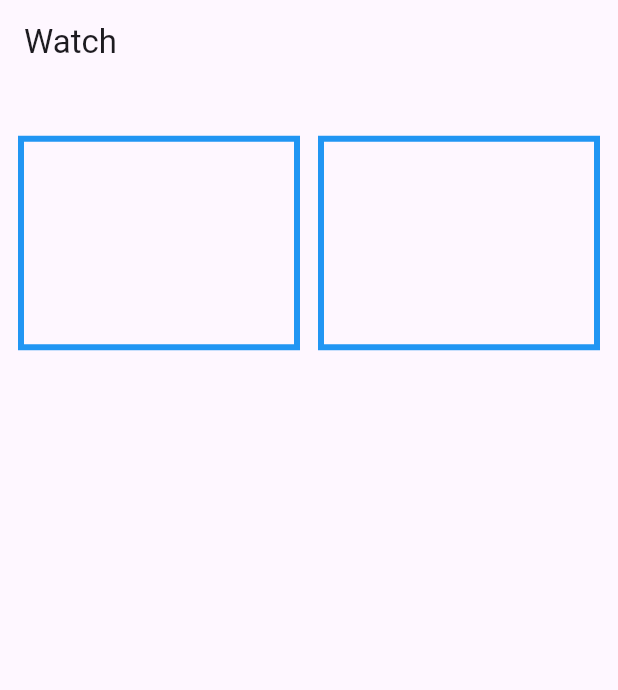
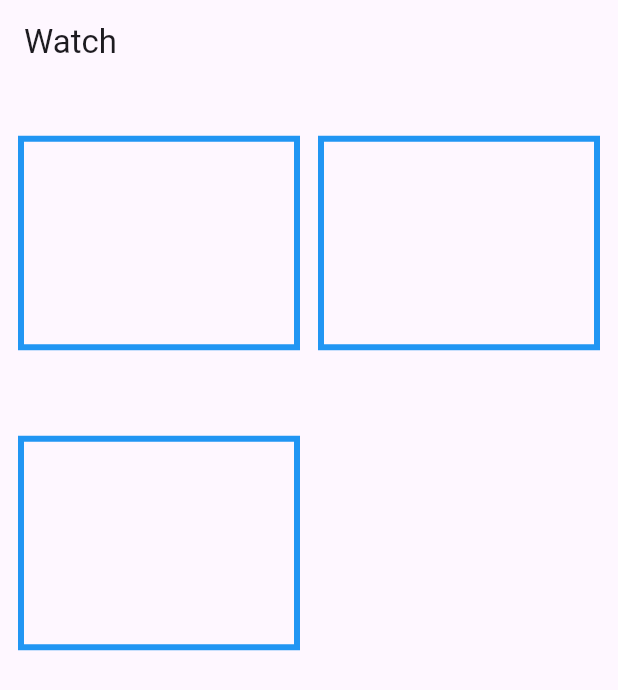
Before and after one commit to satochibi/screentone_test, a Flutter app: the screen it shows after launch, on a phone screen of 412 x 824 dp. Shown: the top 690 px of the screen. Run offline on Flutter 3.47's test engine with Material 3 defaults, Android fonts, the phone set to English and light mode, and no system bars.

Commit message:
コメント追加

```diff
--- a/lib/main.dart
+++ b/lib/main.dart
@@ -37,7 +37,7 @@ class WatchLocalPage extends StatelessWidget {
             crossAxisSpacing: 12,
             mainAxisSpacing: 12,
           ),
-          itemCount: 2,
+          itemCount: 3,
           itemBuilder: (context, index) {
             return Center(
               child: SizedBox(
@@ -46,11 +46,9 @@ class WatchLocalPage extends StatelessWidget {
                   decoration: BoxDecoration(
                     border: Border.all(color: Colors.blue, width: 4.0),
                   ),
-                  child: PixelSnap(
-                    child: AspectRatio(
-                      aspectRatio: 4 / 3,
-                      child: ArtBoard(),
-                    ),
+                  child: AspectRatio(
+                    aspectRatio: 4 / 3,
+                    child: ArtBoard(),
                   ),
                 ),
               ),
@@ -129,8 +127,7 @@ class _DrawingPainter extends CustomPainter {
 
     var path = Path();
 
-    final matrix = Matrix4.identity()
-      ..scaleByDouble(1 / dpr, 1 / dpr, 1 / dpr, 1 / dpr);
+    final matrix = Matrix4.identity();
 
     strokes.all.forEach((Stroke stroke) {
       if (stroke.screentoneImage != null) {
@@ -210,6 +207,8 @@ class Stroke {
   }
 }
 
+/// 子ウィジェットのレイアウト結果をいったん受け取り、
+/// サイズと描画位置を必ず整数論理ピクセルに丸めてから描画する
 class PixelSnap extends SingleChildRenderObjectWidget {
   const PixelSnap({super.key, super.child});
 
@@ -220,6 +219,7 @@ class PixelSnap extends SingleChildRenderObjectWidget {
 }
 
 class _RenderPixelSnap extends RenderProxyBox {
+  /// サイズを整数化
   @override
   void performLayout() {
     if (child != null) {
@@ -236,6 +236,7 @@ class _RenderPixelSnap extends RenderProxyBox {
     }
   }
 
+  /// 位置を整数化
   @override
   void paint(PaintingContext context, Offset offset) {
     final snappedOffset = Offset(
```
